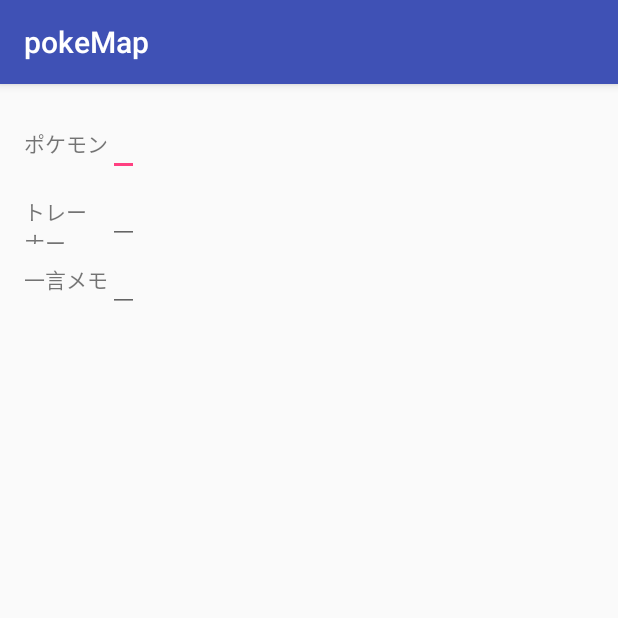
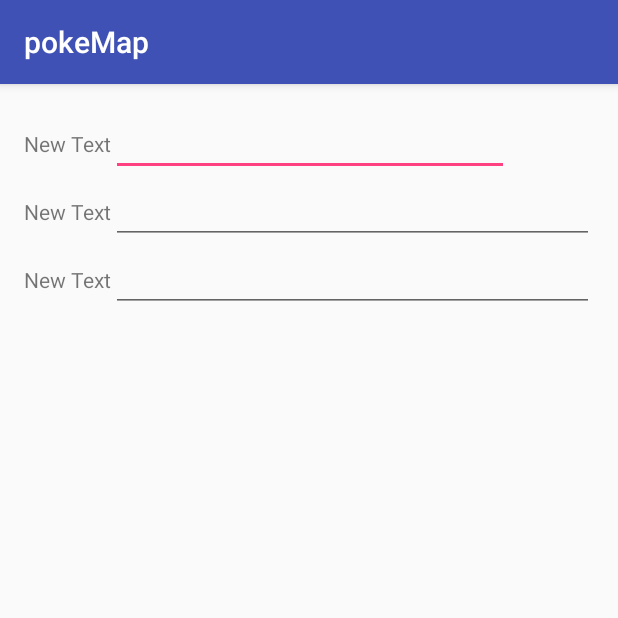
Before and after one commit to yanagi1031/pokeMap, an Android app: the PM0200RegistActivity screen opened directly, with no data from a screen before it, on a phone screen of 412 x 824 dp, the top half of it. Run offline under Robolectric (Android 15) with nearby library versions, the phone set to English and light mode, and no system bars; our stand-ins replace ButterKnife; 1 statement that could not run was skipped.

Commit message:
登録画面を作りたいんや！！

```diff
--- a/app/src/main/AndroidManifest.xml
+++ b/app/src/main/AndroidManifest.xml
@@ -43,8 +43,9 @@
         </activity>
         <activity
             android:name=".PM0100MainActivity"
-            android:label="@string/title_activity_poke_map"></activity>
-        <activity android:name=".PM0200RegistActivity"></activity>
+            android:label="@string/title_activity_poke_map" />
+        <activity
+            android:name=".PM0200RegistActivity"/>
     </application>
 
 </manifest>
--- a/app/src/main/java/jp/co/use_eng/pokemap/PM0100MainActivity.java
+++ b/app/src/main/java/jp/co/use_eng/pokemap/PM0100MainActivity.java
@@ -1,6 +1,7 @@
 package jp.co.use_eng.pokemap;
 
 import android.content.Context;
+import android.content.Intent;
 import android.content.pm.PackageManager;
 import android.location.Location;
 import android.location.LocationManager;
@@ -97,7 +98,9 @@ public class PM0100MainActivity extends FragmentActivity implements OnMapReadyCa
             @Override
             public View getInfoContents(Marker marker) {
                 View view = getLayoutInflater().inflate(R.layout.info_window, null);
-                view.setLayoutParams(new LinearLayout.LayoutParams(500, 200));
+                view.setLayoutParams(new LinearLayout.LayoutParams(
+                        LinearLayout.LayoutParams.WRAP_CONTENT,
+                        LinearLayout.LayoutParams.MATCH_PARENT));
 
                 // タイトル設定
                 TextView pokeName = (TextView)view.findViewById(R.id.txtPokemonName);
@@ -139,4 +142,16 @@ public class PM0100MainActivity extends FragmentActivity implements OnMapReadyCa
         Marker marker = mMap.addMarker(options);
     }
 
+    // 登録画面に遷移
+    public void onClickRegist(View view) {
+
+        // インテントの生成
+        Intent intent = new Intent();
+        intent.setClassName("jp.co.use_eng.pokemap", "jp.co.use_eng.pokemap.PM0200RegistActivity");
+
+        // SubActivity の起動
+        startActivity(intent);
+
+    }
+
 }
--- a/app/src/main/java/jp/co/use_eng/pokemap/PM0200RegistActivity.java
+++ b/app/src/main/java/jp/co/use_eng/pokemap/PM0200RegistActivity.java
@@ -2,12 +2,37 @@ package jp.co.use_eng.pokemap;
 
 import android.support.v7.app.AppCompatActivity;
 import android.os.Bundle;
+import android.support.v7.widget.LinearLayoutCompat;
+import android.widget.LinearLayout;
+import android.widget.RelativeLayout;
+
+import jp.co.useeng.uselib.base.BaseActivity;
+import butterknife.InjectView;
+import butterknife.OnClick;
+import jp.co.useeng.uselib.util.UtilView;
+import jp.co.useeng.uselib.util.UtilWindow;
 
 public class PM0200RegistActivity extends AppCompatActivity {
+
+    // ヘッダー
+    @InjectView(R.id.llHead)
+    RelativeLayout llHead;
+    @InjectView(R.id.llHeadBack)
+    LinearLayout llHeadBack;
+
+
 
     @Override
     protected void onCreate(Bundle savedInstanceState) {
         super.onCreate(savedInstanceState);
         setContentView(R.layout.activity_pm0200_regist);
+
+        llHead.post(new Runnable() {
+            @Override
+            public void run() {
+                UtilView.setViewSize(llHeadBack, llHead.getWidth(), llHead.getHeight());
+            }
+        });
+
     }
 }
--- a/app/src/main/res/layout/activity_pm0100_main.xml
+++ b/app/src/main/res/layout/activity_pm0100_main.xml
@@ -35,7 +35,8 @@
         android:layout_above="@+id/include"
         android:layout_alignParentEnd="true"
         android:textColor="@android:color/white"
-        android:background="#00000000" />
+        android:background="#00000000"
+        android:onClick="onClickRegist" />
 
     <TextView
         android:layout_width="wrap_content"
--- a/app/src/main/res/layout/activity_pm0200_regist.xml
+++ b/app/src/main/res/layout/activity_pm0200_regist.xml
@@ -9,62 +9,69 @@
     android:paddingTop="@dimen/activity_vertical_margin"
     tools:context="jp.co.use_eng.pokemap.PM0200RegistActivity">
 
-    <TableLayout
+    <LinearLayout
+        android:orientation="vertical"
         android:layout_width="match_parent"
-        android:layout_height="match_parent"
-        android:layout_alignParentTop="true"
-        android:layout_alignParentStart="true">
+        android:layout_height="wrap_content"
+        android:layout_alignParentTop="false"
+        android:layout_alignParentStart="true"
+        android:id="@+id/detailLayout"
+        >
 
-        <TableRow
+        <LinearLayout
+            android:orientation="horizontal"
             android:layout_width="match_parent"
-            android:layout_height="match_parent">
+            android:layout_height="wrap_content">
 
             <TextView
-                android:text="ポケモン"
-                android:id="@+id/textView"
-                android:layout_column="4" />
+                android:layout_width="wrap_content"
+                android:layout_height="wrap_content"
+                android:text="New Text"
+                android:id="@+id/textView" />
 
             <EditText
+                android:layout_width="265dp"
+                android:layout_height="wrap_content"
+                android:id="@+id/editText" />
+        </LinearLayout>
+
+        <LinearLayout
+            android:orientation="horizontal"
+            android:layout_width="match_parent"
+            android:layout_height="wrap_content">
+
+            <TextView
                 android:layout_width="wrap_content"
                 android:layout_height="wrap_content"
-                android:id="@+id/editText"
-                android:layout_column="4" />
-
-        </TableRow>
-
-        <TableRow
-            android:layout_width="match_parent"
-            android:layout_height="match_parent">
-
-            <TextView
-                android:text="トレーナー"
-                android:id="@+id/textView2"
-                android:layout_column="3"
-                android:layout_span="2" />
+                android:text="New Text"
+                android:id="@+id/textView2" />
 
             <EditText
                 android:layout_width="wrap_content"
                 android:layout_height="wrap_content"
                 android:id="@+id/editText2"
-                android:layout_column="4" />
-        </TableRow>
+                android:layout_weight="1" />
+        </LinearLayout>
 
-        <TableRow
+        <LinearLayout
+            android:orientation="horizontal"
             android:layout_width="match_parent"
-            android:layout_height="match_parent">
+            android:layout_height="wrap_content">
 
             <TextView
-                android:text="一言メモ"
-                android:id="@+id/textView3"
-                android:layout_column="3"
-                android:layout_span="2" />
+                android:layout_width="wrap_content"
+                android:layout_height="wrap_content"
+                android:text="New Text"
+                android:id="@+id/textView3" />
 
             <EditText
                 android:layout_width="wrap_content"
                 android:layout_height="wrap_content"
                 android:id="@+id/editText3"
-                android:layout_column="4" />
-        </TableRow>
+                android:layout_weight="1" />
+        </LinearLayout>
 
-    </TableLayout>
+    </LinearLayout>
+
+
 </RelativeLayout>
```
